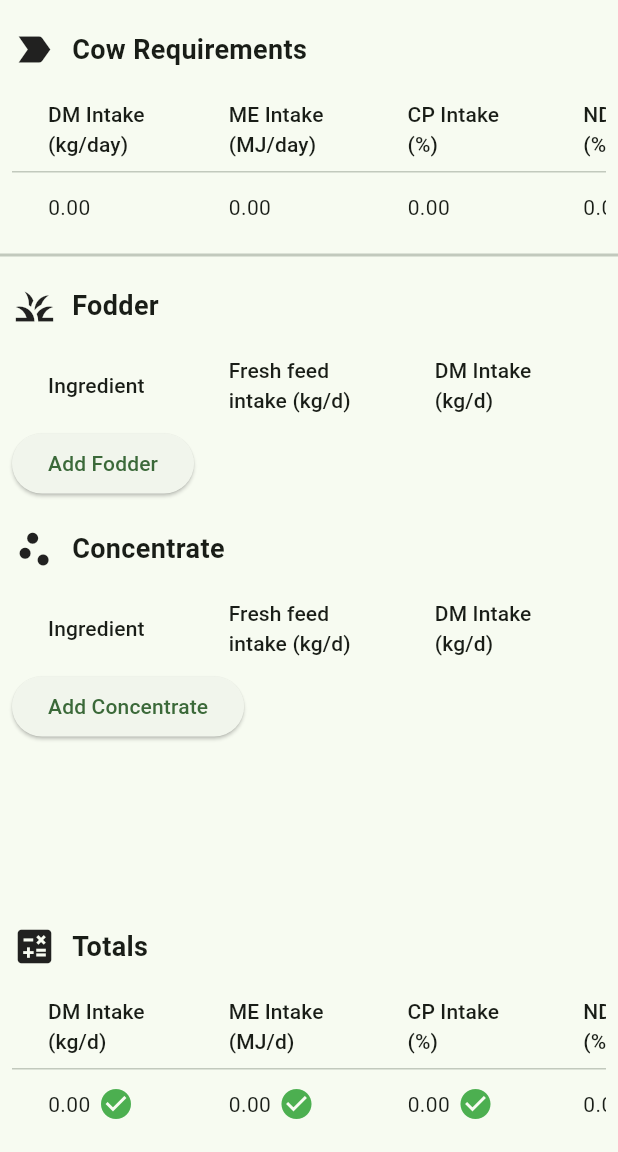
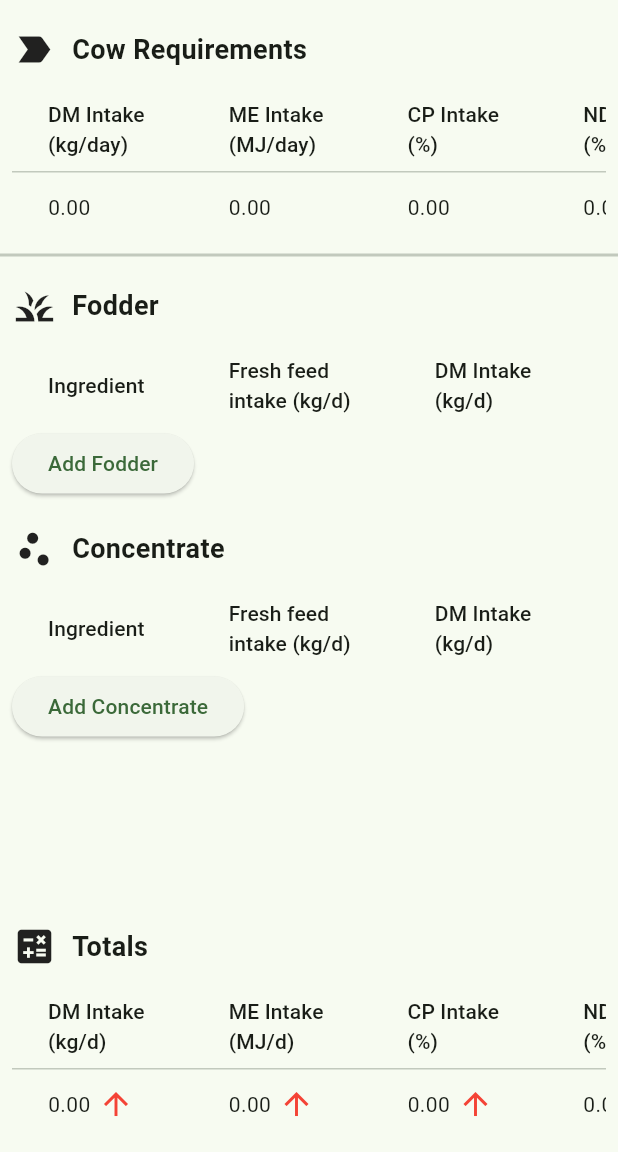
Before and after one commit to minerva-university/rationapp, a Flutter app: the FeedFormulaPage screen opened directly with empty values, on a phone screen of 412 x 824 dp, the part 84-1236 px from its top. Run offline on Flutter 3.47's test engine with Material 3 defaults, Android fonts, the light colour scheme and no system bars.

Commit message:
Adjusting acceptable nutrition ranges in Totals Table - Closes #12

```diff
--- a/lib/screens/feed_formula_page.dart
+++ b/lib/screens/feed_formula_page.dart
@@ -103,6 +103,7 @@ class _FeedFormulaPageState extends State<FeedFormulaPage> {
                   fodderItems: fodderItems,
                   concentrateItems: concentrateItems,
                   cowRequirements: widget.cowRequirements,
+                  cowCharacteristics: widget.cowCharacteristics,
                 ),
                 // Image.asset('assets/sense-200px.png', height: 20),
               ],
--- a/lib/widgets/totals_table.dart
+++ b/lib/widgets/totals_table.dart
@@ -1,17 +1,19 @@
 import 'package:flutter/material.dart';
+import 'package:rationapp/models/cow_characteristics_model.dart';
 import '../models/cow_requirements_model.dart';
 
 class TotalsTable extends StatelessWidget {
   final List<Map<String, dynamic>> fodderItems;
   final List<Map<String, dynamic>> concentrateItems;
   final CowRequirements cowRequirements;
+  final CowCharacteristics cowCharacteristics;
 
-  TotalsTable({
-    super.key,
-    required this.fodderItems,
-    required this.concentrateItems,
-    required this.cowRequirements,
-  });
+  TotalsTable(
+      {super.key,
+      required this.fodderItems,
+      required this.concentrateItems,
+      required this.cowRequirements,
+      required this.cowCharacteristics});
 
   final List<Map<String, dynamic>> columns = const [
     {
@@ -82,32 +84,55 @@ class TotalsTable extends StatelessWidget {
     for (var item in [...fodderItems, ...concentrateItems]) {
       for (var col in columns) {
         String key = col['key'] as String;
-        totals[key] = (totals[key] ?? 0) + (item[key] as num);
+        totals[key] = (totals[key] ?? 0) + (item[key] ?? 0);
       }
     }
+
+    double totalConcentrateDM = 0;
+
+    // dmIntake totals for concentrate items
+    for (var item in concentrateItems) {
+      totalConcentrateDM += item['dmIntake'] ?? 0;
+    }
+    totals['concentrateIntake'] = totalConcentrateDM / totals['dmIntake']!;
 
     return totals;
   }
 
-  Widget _buildComparisonIcon(
-      double total, double requirement, bool isPercentage) {
-    const double percentageThreshold = 2;
-    const double absoluteThreshold = 0.05;
+  Widget _buildComparisonIcon(String key, double total, bool isLactating) {
+    Map<String, Map<String, double>> limits = {
+      // TODO: update concentrateIntake range
+      'concentrateIntake': {'min': 0, 'max': 100},
+      'caIntake': {
+        'min': isLactating ? 0.7 : 0.35,
+        'max': isLactating ? 1.0 : 0.55,
+      },
+      'pIntake': {
+        'min': isLactating ? 0.35 : 0.25,
+        'max': isLactating ? 0.45 : 0.40,
+      },
+      'ndfIntake': {'min': 28, 'max': 35},
+      'cpIntake': {
+        'min': isLactating ? 16 : 12,
+        'max': isLactating ? 18 : 14,
+      },
+      'dmIntake': {'min': 0.95, 'max': 1.05},
+      'meIntake': {'min': 0.95, 'max': 1.05},
+    };
 
-    bool isWithinRange;
-    if (isPercentage) {
-      isWithinRange = (total - requirement).abs() <= percentageThreshold;
-    } else {
-      isWithinRange =
-          (total - requirement).abs() <= absoluteThreshold * requirement;
+    if (!limits.containsKey(key)) {
+      return SizedBox.shrink(); // No comparison for this key
     }
 
-    if (isWithinRange) {
+    double min = limits[key]!['min']!;
+    double max = limits[key]!['max']!;
+
+    if (total < min) {
+      return Icon(Icons.arrow_upward, color: Colors.red);
+    } else if (total > max) {
+      return Icon(Icons.arrow_downward, color: Colors.orange);
+    } else {
       return Icon(Icons.check_circle, color: Colors.green);
-    } else if (total < requirement) {
-      return Icon(Icons.arrow_upward, color: Colors.red);
-    } else {
-      return Icon(Icons.arrow_downward, color: Colors.orange);
     }
   }
 
@@ -126,23 +151,18 @@ class TotalsTable extends StatelessWidget {
             cells: columns.map((col) {
               String key = col['key'] as String;
               int decimals = col['decimals'] as int;
-              String? reqKey = col['reqKey'] as String?;
-              bool isPercentage = col['isPercentage'] as bool;
+              bool isLactating = cowCharacteristics.lactationStage != 'Dry';
               double total = totals[key]!;
 
-              Widget? comparisonIcon;
-              if (reqKey != null) {
-                double requirement = cowRequirements.toJson()[reqKey] as double;
-                comparisonIcon =
-                    _buildComparisonIcon(total, requirement, isPercentage);
-              }
+              Widget comparisonIcon =
+                  _buildComparisonIcon(key, total, isLactating);
 
               return DataCell(
                 Row(
                   children: [
                     Text(total.toStringAsFixed(decimals)),
-                    if (comparisonIcon != null) SizedBox(width: 5),
-                    if (comparisonIcon != null) comparisonIcon,
+                    SizedBox(width: 5),
+                    comparisonIcon,
                   ],
                 ),
               );
```
